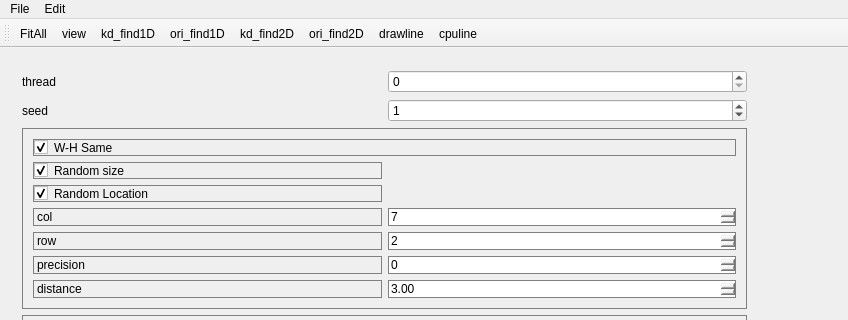
WisdomToNorth/OccDemo, file OccDebuger/MainWindowOcc.ui: the form before one commit; both pictures show x 0 to 848 and y 0 to 320 of the 848 by 774 pixel window.
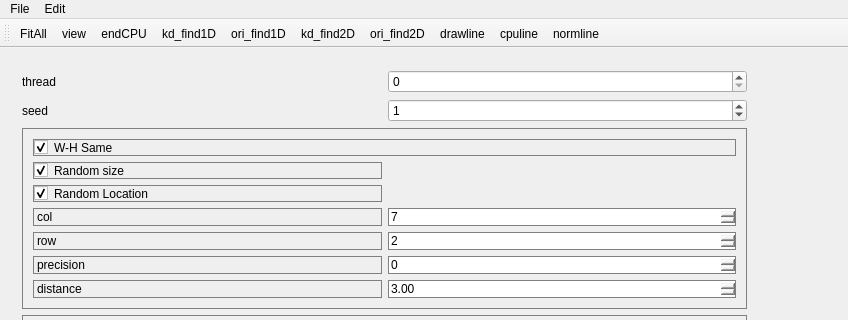
The form after the commit.

```diff
--- a/OccDebuger/MainWindowOcc.ui
+++ b/OccDebuger/MainWindowOcc.ui
@@ -380,12 +380,14 @@
    </attribute>
    <addaction name="actionFitAll"/>
    <addaction name="actionview"/>
+   <addaction name="actionendCPU"/>
    <addaction name="actionkd_find1D"/>
    <addaction name="actionori_find1D"/>
    <addaction name="actionkd_find2D"/>
    <addaction name="actionori_find2D"/>
    <addaction name="action_drawline"/>
    <addaction name="action_cpuline"/>
+   <addaction name="action_normline"/>
   </widget>
   <widget class="QStatusBar" name="statusBar"/>
   <action name="actionGenerate">
@@ -448,6 +450,16 @@
     <string>cpuline</string>
    </property>
   </action>
+  <action name="actionendCPU">
+   <property name="text">
+    <string>endCPU</string>
+   </property>
+  </action>
+  <action name="action_normline">
+   <property name="text">
+    <string>normline</string>
+   </property>
+  </action>
  </widget>
  <layoutdefault spacing="6" margin="11"/>
  <resources/>
```
Left out of the diff: 2 changed lines with no effect on the pictures.
